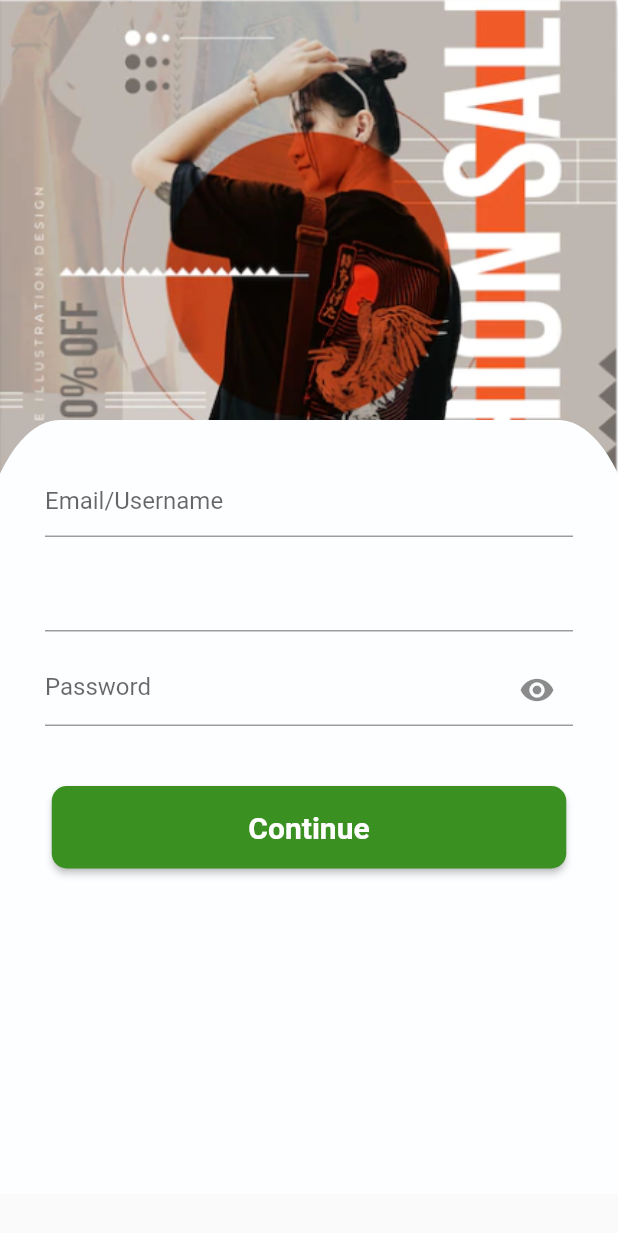
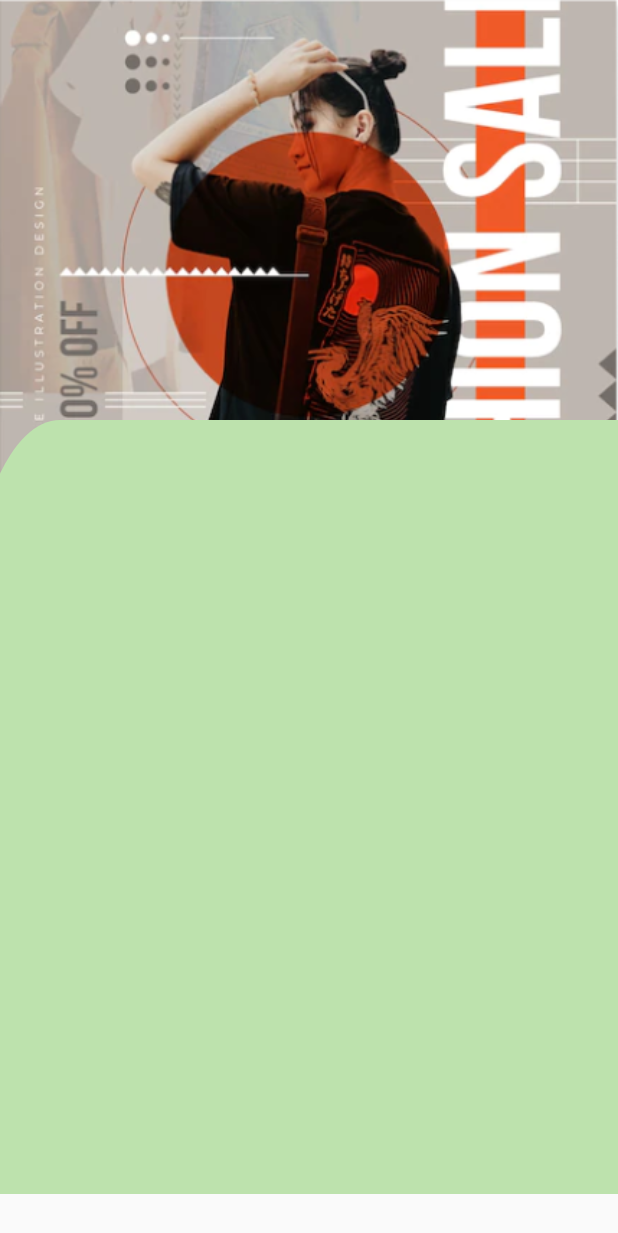
Before and after one commit to LET-BE-X/Givegi, a Flutter app: the NewAccScreen screen opened directly, after a tap on "Continue", on a phone screen of 412 x 824 dp. Shown: the top 1233 px of the screen. Run offline on Flutter 3.47's test engine with Material 2 defaults, Android fonts, the phone set to English and light mode, and no system bars; our stand-ins replace carousel_slider, curved_navigation_bar, flutter_screenutil, flutter_svg, gap, get and 2 more.

Commit message:
otp page created

```diff
--- a/lib/view/authScreen/screens/newAcc_page.dart
+++ b/lib/view/authScreen/screens/newAcc_page.dart
@@ -1,3 +1,4 @@
+import 'package:ecommercegiveji/view/authScreen/screens/otp_page.dart';
 import 'package:ecommercegiveji/view/authScreen/widgets/custom_button.dart';
 import 'package:ecommercegiveji/view/authScreen/widgets/custom_stack.dart';
 import 'package:ecommercegiveji/view/authScreen/widgets/custon_textfield.dart';
@@ -33,7 +34,9 @@ class _NewAccScreenState extends State<NewAccScreen> {
           ),
           40.heightBox,
           MyButton(
-            ontap: () {},
+            ontap: () {
+              Get.to(() => OtpPage());
+            },
             height: 55,
             width: 343,
             text: 'Continue',
--- /dev/null
+++ b/lib/view/authScreen/screens/otp_page.dart
@@ -0,0 +1,26 @@
+import 'package:ecommercegiveji/utils/color_constant.dart';
+import 'package:ecommercegiveji/view/authScreen/widgets/custom_stack.dart';
+import 'package:flutter/material.dart';
+import 'package:get/get.dart';
+
+class OtpPage extends StatefulWidget {
+  const OtpPage({super.key});
+
+  @override
+  State<OtpPage> createState() => _OtpPageState();
+}
+
+class _OtpPageState extends State<OtpPage> {
+  @override
+  Widget build(BuildContext context) {
+    return Scaffold(
+      body: myStack(
+          x: 0,
+          y: 0,
+          color: kOtp,
+          child: Column(
+            children: [],
+          ).marginOnly(left: 50, right: 50, top: 40)),
+    );
+  }
+}
--- a/lib/view/authScreen/widgets/custom_stack.dart
+++ b/lib/view/authScreen/widgets/custom_stack.dart
@@ -2,7 +2,8 @@ import 'package:ecommercegiveji/utils/color_constant.dart';
 import 'package:ecommercegiveji/utils/image_const.dart';
 import 'package:flutter/material.dart';
 
-Widget myStack({Widget? child}) {
+Widget myStack({Widget? child, double? x, double ?y, Color? color}) {
+
   return Stack(
     children: [
       Positioned(
@@ -19,10 +20,10 @@ Widget myStack({Widget? child}) {
             height: 516,
             width: double.infinity,
             decoration: BoxDecoration(
-              color: kWhiteColor,
+              color: color?? kWhiteColor,
               borderRadius: BorderRadius.only(
-                  topLeft: Radius.elliptical(60, 140),
-                  topRight: Radius.elliptical(60, 140)),
+                  topLeft: Radius.elliptical(   60, 140),
+                  topRight: Radius.elliptical(x  ??60, y?? 140 )),
             ),
             child: child,
           ))
```
